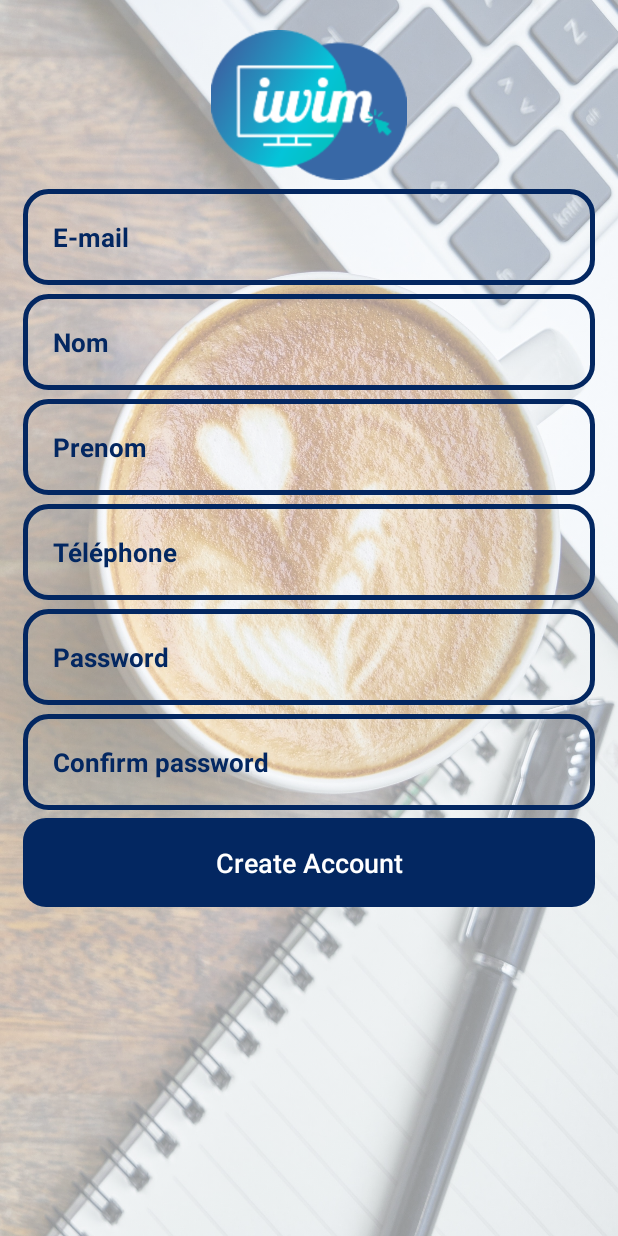
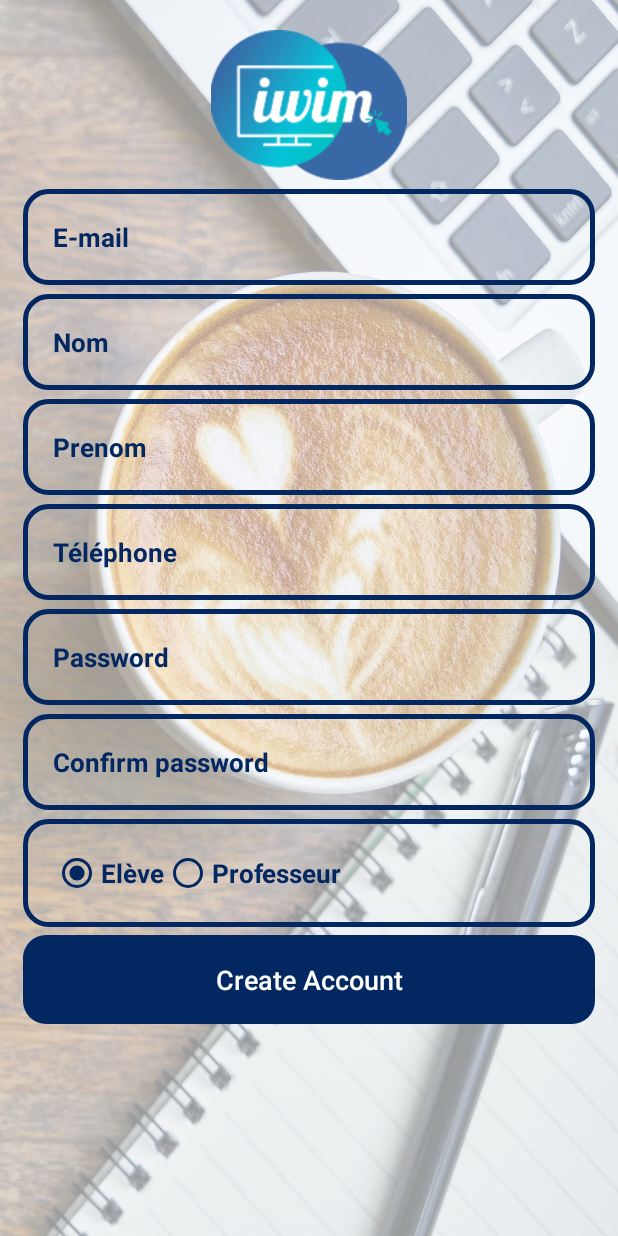
Before and after one commit to Chadiii/Projet_Mobile, an Android app: the RegisterActivity screen opened directly, with no data from a screen before it, on a phone screen of 412 x 824 dp. Run offline under Robolectric (Android 15) with nearby library versions, the phone set to English and light mode, and no system bars; our stand-ins replace Firebase (no records; nobody signed in at launch, a user with empty details on screens opened directly).

Commit message:
role added when registring

```diff
--- a/app/src/main/java/com/example/projetmobile/activity/authentication/HomeActivity.java
+++ b/app/src/main/java/com/example/projetmobile/activity/authentication/HomeActivity.java
@@ -136,7 +136,7 @@ public class HomeActivity extends AppCompatActivity implements NavigationView.On
         //Set user name in drawer header
         View headerView = navigationView.getHeaderView(0);
         TextView userName = headerView.findViewById(R.id.user_profile_name);
-        if(user != null && userName != null) userName.setText(user.displayName());
+        if(user != null && userName != null) userName.setText(user.displayName()+"\n("+user.getRole()+")");
     }
 
 
--- a/app/src/main/java/com/example/projetmobile/activity/authentication/LoginActivity.java
+++ b/app/src/main/java/com/example/projetmobile/activity/authentication/LoginActivity.java
@@ -120,8 +120,9 @@ public class LoginActivity extends AppCompatActivity {
                                                     String userNom = (String) userData.get("nom");
                                                     String userPrenom = (String) userData.get("prenom");
                                                     String userPhone = (String) userData.get("telephone");
-                                                    Log.d("data", userEmail + " " + userNom + " " + userPrenom + " " + userPhone);
-                                                    Users currentUser = new Users(userEmail, userNom, userPrenom, userPhone);
+                                                    String role = (String) userData.get("role");
+                                                    Log.d("data", userEmail+" "+userNom+" "+userPrenom+" "+userPhone);
+                                                    Users currentUser = new Users(userEmail, userNom, userPrenom, userPhone, role);
                                                     Users.setCurrentUser(currentUser);
 
                                                     Toast.makeText(LoginActivity.this, "Logged in Successfully", Toast.LENGTH_SHORT).show();
--- a/app/src/main/java/com/example/projetmobile/activity/authentication/RegisterActivity.java
+++ b/app/src/main/java/com/example/projetmobile/activity/authentication/RegisterActivity.java
@@ -10,6 +10,7 @@ import android.text.TextUtils;
 import android.view.View;
 import android.widget.Button;
 import android.widget.EditText;
+import android.widget.RadioGroup;
 import android.widget.Toast;
 
 import com.example.projetmobile.MainActivity;
@@ -37,6 +38,7 @@ public class RegisterActivity extends AppCompatActivity {
     private Button CreateAccountButton;
     private EditText InputPrenom, InputNom, InputPassword, InputConfirmPassword, InputEmail, InputTelephone;
     private ProgressDialog loadingBar;
+    private RadioGroup radioGroupRole;
 
     private FirebaseAuth mAuth;
 
@@ -54,6 +56,7 @@ public class RegisterActivity extends AppCompatActivity {
         InputTelephone = (EditText) findViewById(R.id.register_telephone_input);
         InputPassword = (EditText) findViewById(R.id.register_password_input);
         InputConfirmPassword = (EditText) findViewById(R.id.register_confirm_password_input);
+        radioGroupRole = findViewById(R.id.register_role_buttonGroup);
 
         loadingBar = new ProgressDialog(this);
 
@@ -67,6 +70,7 @@ public class RegisterActivity extends AppCompatActivity {
                 String telephone = InputTelephone.getText().toString();
                 String password = InputPassword.getText().toString();
                 String confirmPassword = InputConfirmPassword.getText().toString();
+                String role = (radioGroupRole.getCheckedRadioButtonId()==R.id.register_role_student)?"Elève":"Professeur";
 
 
 
@@ -97,7 +101,7 @@ public class RegisterActivity extends AppCompatActivity {
                     loadingBar.setCanceledOnTouchOutside(false);
                     loadingBar.show();
 
-                    ValidateLogin(email, nom, prenom, telephone, password);
+                    ValidateLogin(email, nom, prenom, telephone, password, role);
                 }
             }
         });
@@ -105,7 +109,7 @@ public class RegisterActivity extends AppCompatActivity {
 
     }
 
-    private void ValidateLogin(final String email, final String nom, final String prenom, final String telephone,final String password) {
+    private void ValidateLogin(final String email, final String nom, final String prenom, final String telephone,final String password, final String role) {
 
         final FirebaseFirestore db = FirebaseFirestore.getInstance();
 
@@ -122,6 +126,7 @@ public class RegisterActivity extends AppCompatActivity {
                             userData.put("nom", nom);
                             userData.put("prenom", prenom);
                             userData.put("telephone", telephone);
+                            userData.put("role", role);
 
                             db.collection("Users").document(user.getUid())
                                     .set(userData)
--- a/app/src/main/res/layout/activity_register.xml
+++ b/app/src/main/res/layout/activity_register.xml
@@ -1,12 +1,17 @@
 <?xml version="1.0" encoding="utf-8"?>
+<ScrollView xmlns:android="http://schemas.android.com/apk/res/android"
+    android:layout_width="match_parent"
+    android:layout_height="match_parent"
+    android:background="@drawable/register"
+    android:backgroundTint="#90FFFFFF"
+    android:backgroundTintMode="src_over"
+    android:fillViewport="true">
+
     <RelativeLayout xmlns:android="http://schemas.android.com/apk/res/android"
         xmlns:app="http://schemas.android.com/apk/res-auto"
         xmlns:tools="http://schemas.android.com/tools"
         android:layout_width="match_parent"
         android:layout_height="match_parent"
-    android:background="@drawable/register"
-    android:backgroundTint="#90FFFFFF"
-    android:backgroundTintMode="src_over"
         tools:context=".activity.authentication.RegisterActivity">
 
         <ImageView
@@ -144,13 +149,50 @@
             android:textStyle="bold"
             />
 
+        <RadioGroup
+            android:id="@+id/register_role_buttonGroup"
+            android:layout_width="match_parent"
+            android:layout_height="wrap_content"
+            android:layout_below="@+id/register_confirm_password_input"
+            android:background="@drawable/input_design"
+            android:padding="20dp"
+            android:orientation="horizontal"
+            android:layout_marginLeft="15dp"
+            android:layout_marginRight="15dp"
+            android:layout_marginTop="6dp">
+
+            <RadioButton
+                android:id="@+id/register_role_student"
+                android:layout_width="wrap_content"
+                android:layout_height="wrap_content"
+                android:layout_weight="0"
+                android:textColor="@color/colorPrimaryDark"
+                android:buttonTint="@color/colorPrimaryDark"
+                android:textSize="17sp"
+                android:textStyle="bold"
+                android:checked="true"
+                android:text="Elève" />
+
+            <RadioButton
+                android:id="@+id/register_role_teacher"
+                android:layout_width="wrap_content"
+                android:layout_height="wrap_content"
+                android:layout_weight="0"
+                android:textColor="@color/colorPrimaryDark"
+                android:buttonTint="@color/colorPrimaryDark"
+                android:textSize="17sp"
+                android:textStyle="bold"
+                android:text="Professeur" />
+
+        </RadioGroup>
+
 
         <Button
             android:id="@+id/register_btn"
             android:layout_width="match_parent"
             android:layout_height="wrap_content"
             android:layout_marginTop="5dp"
-        android:layout_below="@+id/register_confirm_password_input"
+            android:layout_below="@+id/register_role_buttonGroup"
             android:layout_marginLeft="15dp"
             android:layout_marginRight="15dp"
             android:background="@drawable/buttons"
@@ -162,3 +204,4 @@
             />
 
     </RelativeLayout>
+</ScrollView>
--- a/app/src/main/res/layout/nav_header_menu.xml
+++ b/app/src/main/res/layout/nav_header_menu.xml
@@ -18,8 +18,8 @@
     <de.hdodenhof.circleimageview.CircleImageView
 
         android:id="@+id/user_profile_image"
-        android:layout_width="96dp"
-        android:layout_height="96dp"
+        android:layout_width="70dp"
+        android:layout_height="70dp"
         android:src="@drawable/profile"
         app:civ_border_width="2dp"
         android:layout_gravity="center"
```
Also changed, not shown: app/src/main/java/com/example/projetmobile/model/Users.java (+9 -2 lines). Lines whose indentation alone changed are shown as unchanged.
